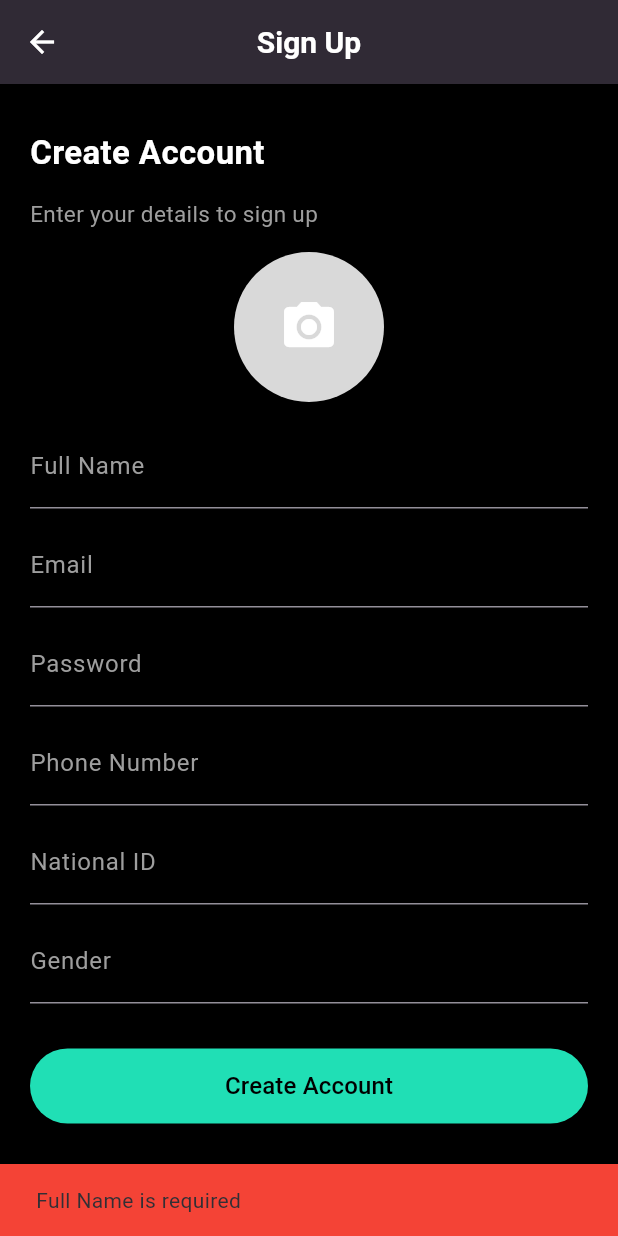
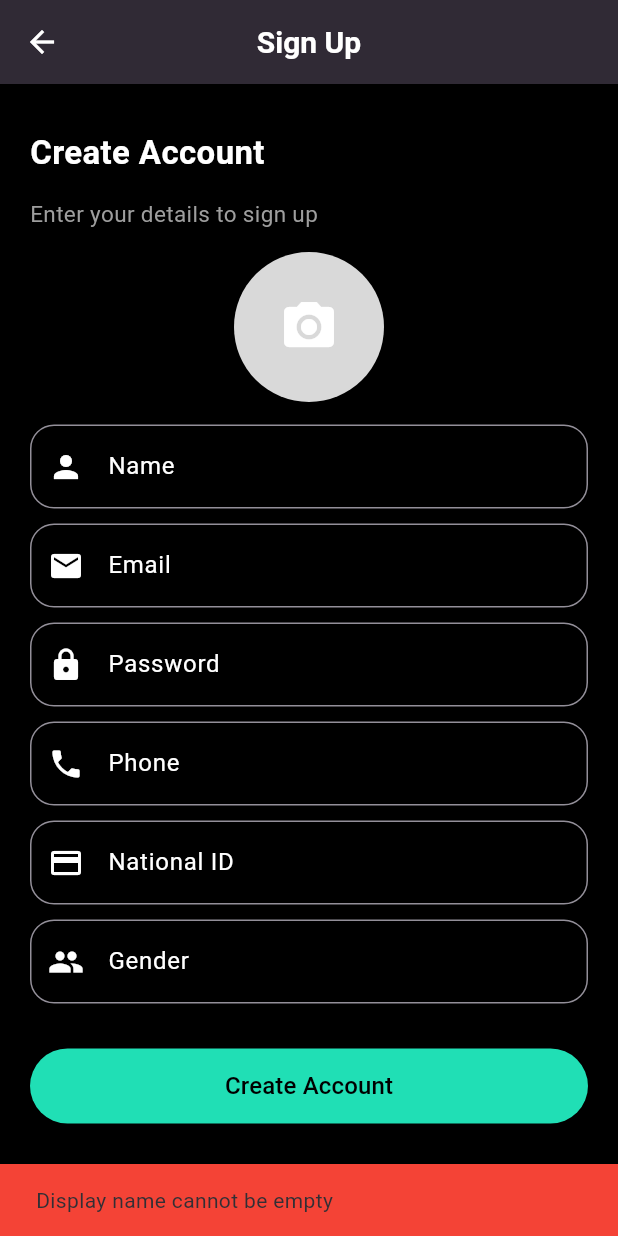
Before and after one commit to mano299/etsy299, a Flutter app: the CreateAccountScreen screen opened directly, after a tap on "Create Account", on a phone screen of 412 x 824 dp. Run offline on Flutter 3.47's test engine with Material 3 defaults, Android fonts, the light colour scheme and no system bars; our stand-ins replace bloc, dio, flutter_bloc, font_awesome_flutter, image_picker, shared_preferences and 1 more; accounts and stored records are empty; network calls fail.

Commit message:
edit validator & create custom text field

```diff
--- a/lib/features/login/data/validators.dart
+++ b/lib/features/login/data/validators.dart
@@ -1,19 +1,86 @@
-class FieldValidator {
-  static String? validateEmail(String? value) {
-    if (value == null || value.isEmpty) return 'Email is required';
-    final emailRegex = RegExp(r'^[\w-\.]+@([\w-]+\.)+[\w-]{2,4}$');
-    if (!emailRegex.hasMatch(value)) return 'Enter a valid email';
+class MyValidators {
+  static String? displayNameValidator(String? displayName) {
+    if (displayName == null || displayName.isEmpty) {
+      return 'Display name cannot be empty';
+    }
+    if (displayName.length < 3 || displayName.length > 20) {
+      return 'Display name must be between 3 and 20 characters';
+    }
+
     return null;
   }
 
-  static String? validatePassword(String? value) {
-    if (value == null || value.isEmpty) return 'Password is required';
-    if (value.length < 6) return 'Password must be at least 6 characters';
+  static String? emailValidator(String? value) {
+    if (value == null || value.isEmpty) {
+      return 'Please enter an email';
+    }
+    if (!RegExp(
+      r'\b[A-Za-z0-9._%+-]+@[A-Za-z0-9.-]+\.[A-Z|a-z]{2,}\b',
+    ).hasMatch(value)) {
+      return 'Please enter a valid email';
+    }
     return null;
   }
 
-  static String? validateNotEmpty(String? value, String fieldName) {
-    if (value == null || value.isEmpty) return '$fieldName is required';
+  static String? phoneValidator(String? value) {
+    if (value == null || value.isEmpty) {
+      return 'Please enter a phone';
+    }
+    if (!value.startsWith('010')) {
+      return 'Phone number must start with 010';
+    }
+    if (value.length < 11 || value.length > 11) {
+      return 'Phone must be at least 11 characters long';
+    }
+
+    return null;
+  }
+
+  static String? passwordValidator(String? value) {
+    if (value == null || value.isEmpty) {
+      return 'Please enter a password';
+    }
+    if (value.length < 8) {
+      return 'Password must be at least 8 characters long';
+    }
+    return null;
+  }
+
+  static String? nationalIdValidator(String? value) {
+    if (value == null || value.isEmpty) {
+      return 'Please enter a national ID';
+    }
+    if (value.length < 14 || value.length > 14) {
+      return 'National ID must be at least 14 characters long';
+    }
+    return null;
+  }
+
+  static String? repeatPasswordValidator({String? value, String? password}) {
+    if (value != password) {
+      return 'Passwords do not match';
+    }
+    return null;
+  }
+
+  static String? genderValidator({String? value}) {
+    if (value == null || value.isEmpty) {
+      return 'Please enter gender';
+    }
+    return null;
+  }
+
+  static String? imageValidator(String? image) {
+    if (image == null || image.isEmpty) {
+      return 'Image cannot be empty';
+    }
+    return null;
+  }
+
+  static String? tokenValidator(String? val) {
+    if (val == null || val.isEmpty) {
+      return 'Token cannot be empty';
+    }
     return null;
   }
 }
--- a/lib/features/login/views/create_account.dart
+++ b/lib/features/login/views/create_account.dart
@@ -2,6 +2,7 @@ import 'dart:convert';
 import 'dart:io';
 import 'package:etsy/features/login/cubit/login_cubit.dart';
 import 'package:etsy/features/login/data/validators.dart';
+import 'package:etsy/features/login/views/custom_text_field.dart';
 import 'package:flutter/material.dart';
 import 'package:flutter_bloc/flutter_bloc.dart';
 import 'package:image_picker/image_picker.dart';
@@ -100,64 +101,75 @@ class _CreateAccountScreenState extends State<CreateAccountScreen> {
                       ),
                     ),
                     const SizedBox(height: 15),
-                    TextField(
+                    CustomTextForm(
+                      validator: (p0) => MyValidators.displayNameValidator(p0),
                       controller: name,
-                        style: const TextStyle(color: Colors.white),
-                        decoration: InputDecoration(
-                            labelText: 'Full Name',
-                            labelStyle: TextStyle(color: Colors.grey))),
+                      keyboardType: TextInputType.text,
+                      hint: 'Name',
+                      label: 'Enter Your Name',
+                      icon: Icons.person,
+                    ),
                     const SizedBox(height: 10),
-                    TextField(
+                    CustomTextForm(
+                      validator: (p0) => MyValidators.emailValidator(p0),
                       controller: email,
-                        style: const TextStyle(color: Colors.white),
-                        decoration: InputDecoration(
-                            labelText: 'Email',
-                            labelStyle: TextStyle(color: Colors.grey))),
+                      keyboardType: TextInputType.emailAddress,
+                      hint: 'Email',
+                      label: 'Enter Your Email',
+                      icon: Icons.email,
+                    ),
                     const SizedBox(height: 10),
-                    TextField(
+                    CustomTextForm(
+                      validator: (p0) => MyValidators.passwordValidator(p0),
                       controller: password,
-                        obscureText: true,
-                        style: const TextStyle(color: Colors.white),
-                        decoration: InputDecoration(
-                            labelText: 'Password',
-                            labelStyle: TextStyle(color: Colors.grey))),
+                      keyboardType: TextInputType.text,
+                      hint: 'Password',
+                      label: 'Enter Your Password',
+                      icon: Icons.lock,
+                    ),
                     const SizedBox(height: 10),
-                    TextField(
+                    CustomTextForm(
+                      validator: (p0) => MyValidators.phoneValidator(p0),
                       controller: phone,
-                        style: const TextStyle(color: Colors.white),
-                        decoration: InputDecoration(
-                            labelText: 'Phone Number',
-                            labelStyle: TextStyle(color: Colors.grey))),
+                      keyboardType: TextInputType.number,
+                      hint: 'Phone',
+                      label: 'Enter Your Phone',
+                      icon: Icons.phone,
+                    ),
                     const SizedBox(height: 10),
-                    TextField(
+                    CustomTextForm(
+                      validator: (p0) => MyValidators.nationalIdValidator(p0),
                       controller: nationalId,
-                        style: const TextStyle(color: Colors.white),
-                        decoration: InputDecoration(
-                            labelText: 'National ID',
-                            labelStyle: TextStyle(color: Colors.grey))),
+                      keyboardType: TextInputType.number,
+                      hint: 'National ID',
+                      label: 'Enter Your National ID',
+                      icon: Icons.credit_card,
+                    ),
                     const SizedBox(height: 10),
-                    TextField(
+                    CustomTextForm(
+                      validator: (p0) =>
+                          MyValidators.genderValidator(value: p0),
                       controller: gender,
-                        style: const TextStyle(color: Colors.white),
-                        decoration: InputDecoration(
-                            labelText: 'Gender',
-                            labelStyle: TextStyle(color: Colors.grey))),
+                      keyboardType: TextInputType.text,
+                      hint: 'Gender',
+                      label: 'Enter Your Gender',
+                      icon: Icons.people,
+                    ),
                     const SizedBox(height: 30),
                     ElevatedButton(
                       onPressed: () async {
-                        String? nameError = FieldValidator.validateNotEmpty(
-                            name.text, 'Full Name');
+                        String? nameError =
+                            MyValidators.displayNameValidator(name.text);
                         String? emailError =
-                            FieldValidator.validateEmail(email.text);
+                            MyValidators.emailValidator(email.text);
                         String? passwordError =
-                            FieldValidator.validatePassword(password.text);
-                        String? phoneError = FieldValidator.validateNotEmpty(
-                            phone.text, 'Phone');
+                            MyValidators.passwordValidator(password.text);
+                        String? phoneError = MyValidators.phoneValidator(
+                          phone.text,
+                        );
                         String? nationalIdError =
-                            FieldValidator.validateNotEmpty(
-                                nationalId.text, 'National ID');
-                        String? genderError = FieldValidator.validateNotEmpty(
-                            gender.text, 'Gender');
+                            MyValidators.nationalIdValidator(nationalId.text);
+                        String? genderError = MyValidators.genderValidator(value: gender.text);
 
                         final errors = [
                           nameError,
--- /dev/null
+++ b/lib/features/login/views/custom_text_field.dart
@@ -0,0 +1,53 @@
+import 'package:flutter/material.dart';
+
+class CustomTextForm extends StatelessWidget {
+  const CustomTextForm({
+    super.key,
+    required this.controller,
+    this.validator,
+    required this.hint,
+    required this.label,
+    required this.icon,
+    this.keyboardType,
+  });
+
+  final TextEditingController controller;
+  final String? Function(String?)? validator;
+  final String hint;
+  final String label;
+  final IconData icon;
+  final TextInputType? keyboardType;
+
+  @override
+  Widget build(BuildContext context) {
+    return TextFormField(
+      style: TextStyle(color: Colors.white),
+      cursorColor: Colors.lightGreen,
+      controller: controller,
+      autovalidateMode: AutovalidateMode.onUserInteraction,
+      validator: validator,
+      keyboardType: keyboardType,
+      decoration: InputDecoration(
+        hintFadeDuration: Duration(milliseconds: 600),
+        focusedBorder: OutlineInputBorder(
+          borderRadius: BorderRadius.circular(16),
+          borderSide: BorderSide(
+            color: Colors.greenAccent,
+          ),
+        ),
+        border: OutlineInputBorder(
+          borderRadius: BorderRadius.circular(16),
+        ),
+        label: Text(
+          hint,
+          style: TextStyle(
+            color: Colors.white,
+          ),
+        ),
+        hintText: label,
+        hintStyle: TextStyle(color: Colors.white),
+        prefixIcon: Icon(icon, color: Colors.white),
+      ),
+    );
+  }
+}
--- a/lib/features/login/views/login_screen.dart
+++ b/lib/features/login/views/login_screen.dart
@@ -134,9 +134,9 @@ class LoginScreen extends StatelessWidget {
                         child: ElevatedButton(
                           onPressed: () {
                             String? emailError =
-                                FieldValidator.validateEmail(email.text);
+                                MyValidators.emailValidator(email.text);
                             String? passwordError =
-                                FieldValidator.validatePassword(password.text);
+                                MyValidators.passwordValidator(password.text);
 
                             if (emailError != null) {
                               ScaffoldMessenger.of(context).showSnackBar(
--- a/lib/features/navigation/navigation.dart
+++ b/lib/features/navigation/navigation.dart
@@ -42,7 +42,7 @@ class _NavigationState extends State<Navigation> {
           BottomNavigationBarItem(
               icon: Icon(FontAwesomeIcons.magnifyingGlass), label: "Shop"),
           BottomNavigationBarItem(
-              icon: Icon(FontAwesomeIcons.heart), label: "Favourites"),
+              icon: Icon(FontAwesomeIcons.solidHeart), label: "Favourites"),
           BottomNavigationBarItem(
               icon: Icon(FontAwesomeIcons.cartShopping), label: "Cart"),
           BottomNavigationBarItem(
--- a/lib/features/profile/data/data.dart
+++ b/lib/features/profile/data/data.dart
@@ -31,7 +31,6 @@ class User {
         "token": kToken,
         "name": name,
         "phone": phone,
-        // الإيميل والباسورد ثابتين
         "email": email,
         "password": kPassword,
       },
--- a/lib/main.dart
+++ b/lib/main.dart
@@ -1,12 +1,11 @@
 import 'package:etsy/features/core/shared.dart';
 import 'package:etsy/features/home/cubit/product_cubit.dart';
-import 'package:etsy/features/navigation/navigation.dart';
 import 'package:etsy/features/profile/cubit/profile_cubit.dart';
 import 'package:etsy/features/splash/splash_view.dart';
 import 'package:flutter/material.dart';
 import 'package:flutter_bloc/flutter_bloc.dart';
 
-void main() async{
+void main() async {
   WidgetsFlutterBinding.ensureInitialized();
   await Shared.init();
   runApp(const EtsyApp());
```
Lines whose indentation alone changed are shown as unchanged.
